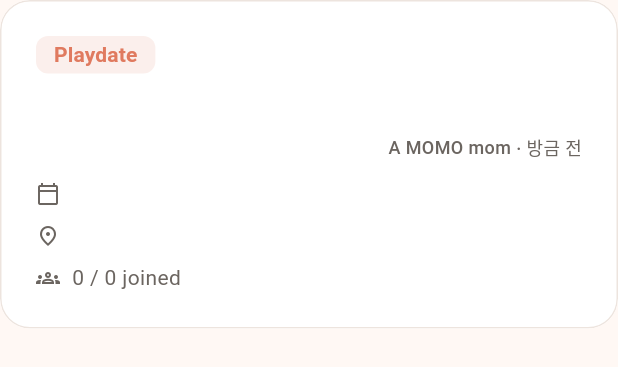
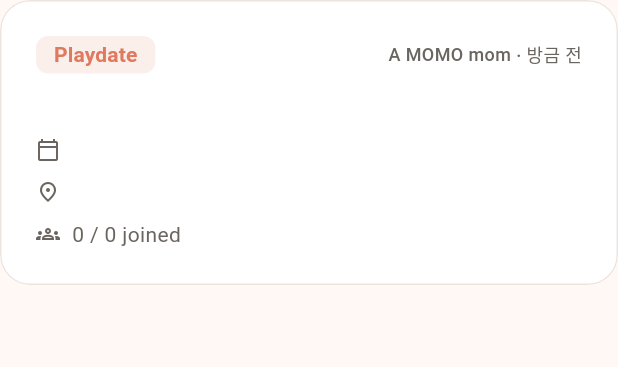
Before and after one commit to zakarbrnd-byte/MOMO, a Flutter app: the PlaydateCard widget shown alone on an empty page, opened directly with empty values, on a phone screen of 412 x 824 dp. Shown: the top 367 px of the screen. Run offline on Flutter 3.47's test engine with Material 3 defaults, Android fonts, the phone set to English and light mode, and no system bars; our stand-ins replace flutter_riverpod.

Commit message:
feat(cards): standardize card header layout (#21)
Place category badge and author · relative time on one shared
CardHeader row for every feed card, with title directly below.

Co-authored-by: Cursor Agent <cursoragent@cursor.com>
Co-authored-by: zakarbrnd-byte <zakarbrnd-byte@users.noreply.github.com>

```diff
--- /dev/null
+++ b/lib/core/widgets/card_header.dart
@@ -0,0 +1,49 @@
+import 'package:flutter/material.dart';
+
+import '../theme/app_spacing.dart';
+import 'card_author_metadata.dart';
+
+/// Shared feed-card header: category badge (start) + author/time (end).
+///
+/// Title stays outside this widget — always render the card title immediately
+/// below [CardHeader]. Used by every Home feed card type.
+class CardHeader extends StatelessWidget {
+  const CardHeader({
+    super.key,
+    required this.categoryBadge,
+    required this.authorName,
+    this.createdAt,
+    this.now,
+  });
+
+  /// Left-aligned chip/badge (e.g. [CategoryChip] or Playdate badge).
+  final Widget categoryBadge;
+
+  final String authorName;
+  final DateTime? createdAt;
+
+  /// Optional clock override (forwarded to [CardAuthorMetadata] for tests).
+  final DateTime? now;
+
+  @override
+  Widget build(BuildContext context) {
+    return Row(
+      children: [
+        Flexible(
+          child: Align(
+            alignment: Alignment.centerLeft,
+            child: categoryBadge,
+          ),
+        ),
+        const SizedBox(width: AppSpacing.sm),
+        Expanded(
+          child: CardAuthorMetadata(
+            authorName: authorName,
+            createdAt: createdAt,
+            now: now,
+          ),
+        ),
+      ],
+    );
+  }
+}
--- a/lib/features/home/widgets/playdate_card.dart
+++ b/lib/features/home/widgets/playdate_card.dart
@@ -4,7 +4,7 @@ import 'package:flutter_riverpod/flutter_riverpod.dart';
 import '../../../core/theme/app_colors.dart';
 import '../../../core/theme/app_spacing.dart';
 import '../../../core/theme/app_text_styles.dart';
-import '../../../core/widgets/card_author_metadata.dart';
+import '../../../core/widgets/card_header.dart';
 import '../../../core/widgets/momo_card.dart';
 import '../../../models/playdate.dart';
 import '../../../providers/current_user_provider.dart';
@@ -35,31 +35,18 @@ class PlaydateCard extends ConsumerWidget {
       child: Column(
         crossAxisAlignment: CrossAxisAlignment.start,
         children: [
-          Container(
-            padding: AppSpacing.chipPadding,
-            decoration: BoxDecoration(
-              color: AppColors.primarySoft,
-              borderRadius: BorderRadius.circular(AppSpacing.sm),
-            ),
-            child: Text(
-              'Playdate',
-              style: textTheme.labelLarge?.copyWith(
-                color: AppColors.primary,
-              ),
-            ),
+          CardHeader(
+            categoryBadge: _PlaydateBadge(),
+            authorName: playdate.hostName,
+            createdAt: playdate.createdAt,
+            now: now,
           ),
-          const SizedBox(height: AppSpacing.cardTitleGap),
+          const SizedBox(height: AppSpacing.cardContentGap),
           Text(
             playdate.title,
             style: AppTextStyles.cardTitle,
             maxLines: 2,
             overflow: TextOverflow.ellipsis,
-          ),
-          const SizedBox(height: AppSpacing.cardContentGap),
-          CardAuthorMetadata(
-            authorName: playdate.hostName,
-            createdAt: playdate.createdAt,
-            now: now,
           ),
           if (isOwned) ...[
             const SizedBox(height: AppSpacing.cardContentGap),
@@ -96,6 +83,27 @@ class PlaydateCard extends ConsumerWidget {
   }
 }
 
+class _PlaydateBadge extends StatelessWidget {
+  @override
+  Widget build(BuildContext context) {
+    return Container(
+      padding: AppSpacing.chipPadding,
+      decoration: BoxDecoration(
+        color: AppColors.primarySoft,
+        borderRadius: BorderRadius.circular(AppSpacing.sm),
+      ),
+      child: Text(
+        'Playdate',
+        style: Theme.of(context).textTheme.labelLarge?.copyWith(
+              color: AppColors.primary,
+            ),
+        maxLines: 1,
+        overflow: TextOverflow.ellipsis,
+      ),
+    );
+  }
+}
+
 class _MetaRow extends StatelessWidget {
   const _MetaRow({required this.icon, required this.label});
 
```
Also changed, not shown: lib/core/widgets/card_author_metadata.dart (+3 -4 lines), lib/features/home/widgets/post_card.dart (+9 -11 lines), 3 other files.
